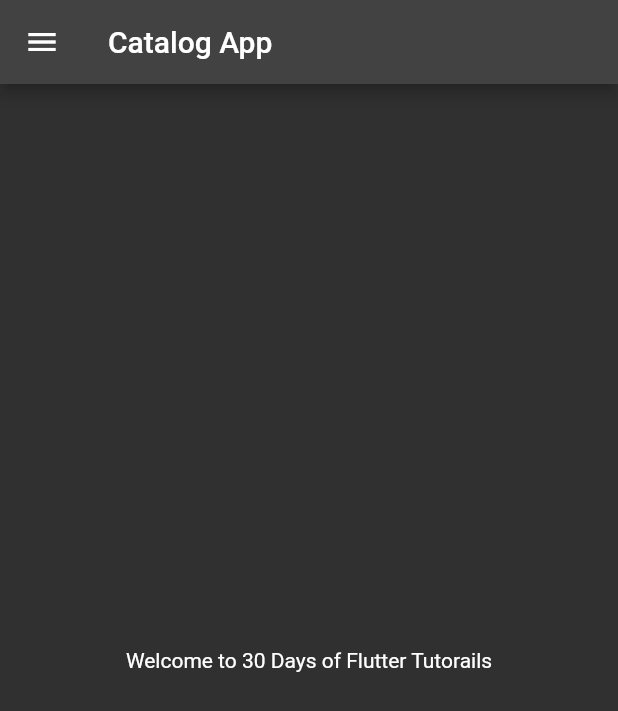
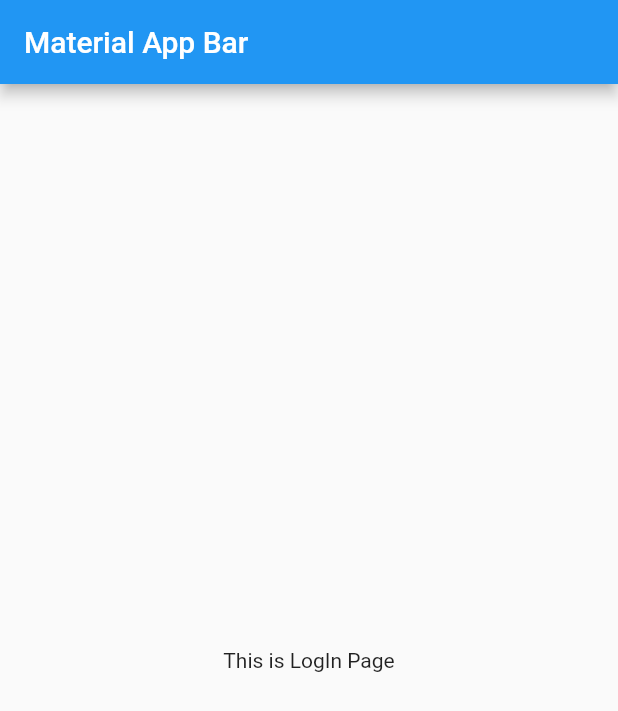
Before and after one commit to subeeshsudhakaran/LearnFlutter, a Flutter app: the screen it shows after launch, on a phone screen of 412 x 824 dp. Shown: the top 711 px of the screen. Run offline on Flutter 3.47's test engine with Material 2 defaults, Android fonts, the phone set to English and light mode, and no system bars.

Commit message:
manage Routes

```diff
--- a/my_app/lib/main.dart
+++ b/my_app/lib/main.dart
@@ -1,5 +1,6 @@
 import 'package:flutter/material.dart';
 import 'screens/home.dart';
+import 'screens/login.dart';
 
 void main() => runApp(MyApp());
 
@@ -14,7 +15,8 @@ class MyApp extends StatelessWidget {
           //primarySwatch: Colors.red, // Can overwrite the color
         ),
         routes: {
-          "/": (context) => Home(),
+          "/": (context) => Login(), // Default Root.
+          "/login": (context) => Login(),
         });
   }
 }
--- /dev/null
+++ b/my_app/lib/screens/login.dart
@@ -0,0 +1,20 @@
+import 'package:flutter/material.dart';
+
+class Login extends StatelessWidget {
+  @override
+  Widget build(BuildContext context) {
+    return MaterialApp(
+      title: 'Material App',
+      home: Scaffold(
+        appBar: AppBar(
+          title: Text('Material App Bar'),
+        ),
+        body: Center(
+          child: Container(
+            child: Text('This is LogIn Page'),
+          ),
+        ),
+      ),
+    );
+  }
+}
```
